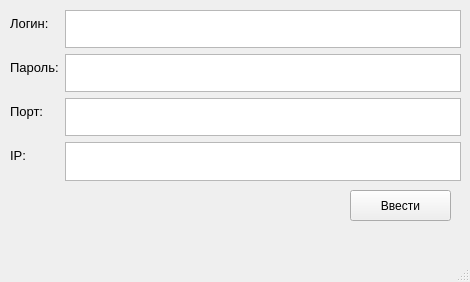
Qt form gui/text_window.ui (LightAboveFighter/Panocam_ONVIF_connect) before a commit.
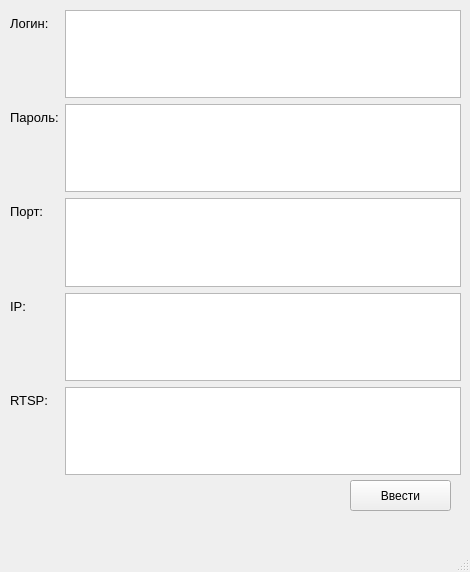
The same form after that commit.

What changed in the file:
```diff
--- a/gui/text_window.ui
+++ b/gui/text_window.ui
@@ -7,7 +7,7 @@
     <x>0</x>
     <y>0</y>
     <width>470</width>
-    <height>282</height>
+    <height>572</height>
    </rect>
   </property>
   <property name="windowTitle">
@@ -20,7 +20,7 @@
       <x>10</x>
       <y>10</y>
       <width>451</width>
-      <height>171</height>
+      <height>465</height>
      </rect>
     </property>
     <layout class="QFormLayout" name="formLayout">
@@ -84,13 +84,28 @@
        </property>
       </widget>
      </item>
+     <item row="4" column="1">
+      <widget class="QTextEdit" name="textEdit_5"/>
+     </item>
+     <item row="4" column="0">
+      <widget class="QLabel" name="label_5">
+       <property name="font">
+        <font>
+         <pointsize>10</pointsize>
+        </font>
+       </property>
+       <property name="text">
+        <string>RTSP:</string>
+       </property>
+      </widget>
+     </item>
     </layout>
    </widget>
    <widget class="QPushButton" name="pushButton">
     <property name="geometry">
      <rect>
       <x>350</x>
-      <y>190</y>
+      <y>480</y>
       <width>101</width>
       <height>31</height>
      </rect>
```
